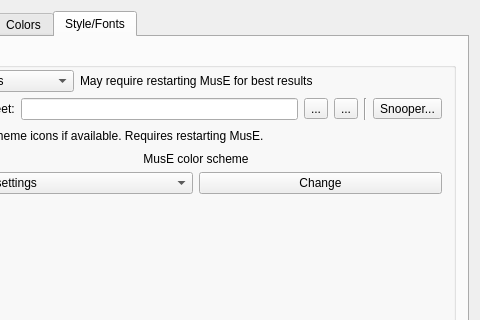
The window that muse3/muse/components/appearancebase.ui (emrum/muse) describes before a commit, drawn with Qt 5; both pictures show x 88 to 568 and y 0 to 320 of the 568 by 707 pixel window.
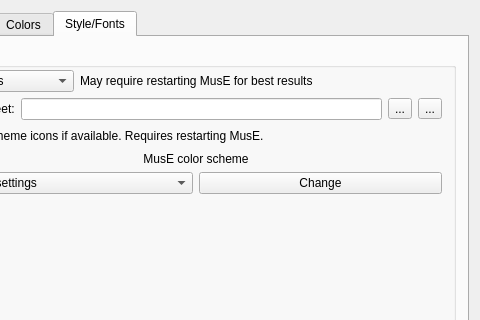
The same window after the commit. The open tabs and pages were chosen to show the change. Custom widgets are drawn as their Qt base class.

Commit message: Snooper improved. Moved to Help menu. Live monitoring of events.

The edit to the form file:
```diff
--- a/muse3/muse/components/appearancebase.ui
+++ b/muse3/muse/components/appearancebase.ui
@@ -1274,23 +1274,6 @@
               </property>
              </widget>
             </item>
-            <item>
-             <widget class="Line" name="line">
-              <property name="orientation">
-               <enum>Qt::Vertical</enum>
-              </property>
-             </widget>
-            </item>
-            <item>
-             <widget class="QToolButton" name="generateStylesheetList">
-              <property name="toolTip">
-               <string>Start the Snooper</string>
-              </property>
-              <property name="text">
-               <string>Snooper...</string>
-              </property>
-             </widget>
-            </item>
            </layout>
           </item>
           <item>
```
The commit also changes 9 other files.
